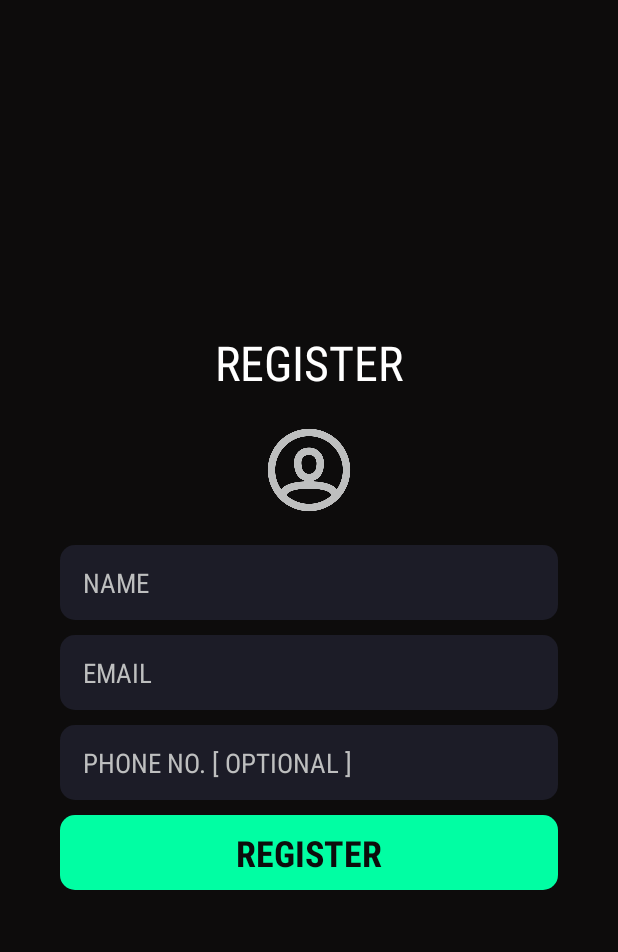
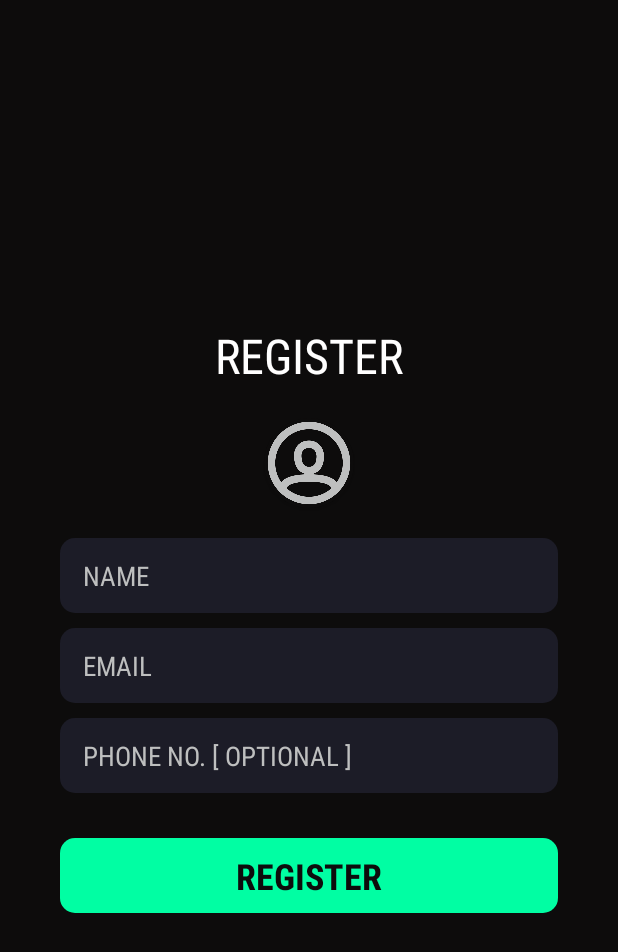
Before and after one commit to CMPUT301F24gengar/gengar-draw, an Android app: the Register screen opened directly, with no data from a screen before it, on a phone screen of 412 x 824 dp. Shown: the top 952 px of the screen. Run offline under Robolectric (Android 15) with nearby library versions, the phone set to English and light mode, and no system bars; 1 statement that could not run was skipped.

Commit message:
Updated Main Activity and Register Activity added ID's for the clickable objects

```diff
--- a/app/src/main/res/layout/activity_main.xml
+++ b/app/src/main/res/layout/activity_main.xml
@@ -16,6 +16,7 @@
         app:layout_constraintBottom_toBottomOf="parent">
 
         <ImageView
+            android:id="@+id/navbar_notifications"
             android:layout_width="48dp"
             android:layout_height="48dp"
             android:layout_margin="10dp"
@@ -25,6 +26,7 @@
             android:background="@drawable/rounded_corner"
             app:tint="@color/black1" />
         <ImageView
+            android:id="@+id/navbar_myevents"
             android:layout_width="48dp"
             android:layout_height="48dp"
             android:layout_margin="10dp"
@@ -34,6 +36,7 @@
             android:background="@drawable/rounded_corner"
             app:tint="@color/grey" />
         <ImageView
+            android:id="@+id/navbar_scanner"
             android:layout_width="48dp"
             android:layout_height="48dp"
             android:layout_margin="10dp"
@@ -43,6 +46,7 @@
             android:background="@drawable/rounded_corner"
             app:tint="@color/grey" />
         <ImageView
+            android:id="@+id/navbar_create_event"
             android:layout_width="48dp"
             android:layout_height="48dp"
             android:layout_margin="10dp"
@@ -52,6 +56,7 @@
             android:background="@drawable/rounded_corner"
             app:tint="@color/grey" />
         <ImageView
+            android:id="@+id/navbar_profile"
             android:layout_width="48dp"
             android:layout_height="48dp"
             android:layout_margin="10dp"
--- a/app/src/main/res/layout/activity_register.xml
+++ b/app/src/main/res/layout/activity_register.xml
@@ -5,94 +5,103 @@
     android:id="@+id/register"
     android:layout_width="match_parent"
     android:layout_height="match_parent"
+    android:background="@color/black1"
+    android:gravity="center"
     android:orientation="vertical"
-    android:gravity="center"
-    android:background="@color/black1"
     tools:context=".Register">
 
     <TextView
         android:layout_width="match_parent"
         android:layout_height="wrap_content"
+        android:fontFamily="sans-serif-condensed"
+        android:gravity="center"
         android:text="@string/register"
-        android:textSize="32sp"
-        android:fontFamily="sans-serif-condensed"
         android:textColor="@color/white"
-        android:gravity="center" />
+        android:textSize="32sp" />
 
-    <ImageView
+    <androidx.cardview.widget.CardView
         android:layout_width="60dp"
         android:layout_height="60dp"
         android:layout_margin="20dp"
-        android:src="@drawable/user"
-        android:contentDescription="@string/todo"
-        app:tint="@color/grey" />
+        android:backgroundTint="@color/black1"
+        app:cardCornerRadius="100dp">
+
+        <ImageView
+            android:layout_width="match_parent"
+            android:layout_height="match_parent"
+            android:contentDescription="@string/todo"
+            android:src="@drawable/user"
+            app:tint="@color/grey" />
+    </androidx.cardview.widget.CardView>
 
     <EditText
         android:id="@+id/register_name"
         android:layout_width="match_parent"
         android:layout_height="50dp"
+        android:layout_marginStart="40dp"
         android:layout_marginEnd="40dp"
-        android:layout_marginStart="40dp"
         android:layout_marginBottom="10dp"
+        android:background="@drawable/rounded_corner"
+        android:backgroundTint="@color/black2"
+        android:fontFamily="sans-serif-condensed"
         android:hint="@string/name"
-        android:fontFamily="sans-serif-condensed"
         android:paddingStart="15dp"
         android:paddingEnd="15dp"
-        android:textSize="18sp"
-        android:backgroundTint="@color/black2"
         android:textColorHint="@color/grey"
-        android:background="@drawable/rounded_corner"/>
+        android:textSize="18sp" />
 
     <EditText
         android:id="@+id/register_email"
         android:layout_width="match_parent"
         android:layout_height="50dp"
+        android:layout_marginStart="40dp"
         android:layout_marginEnd="40dp"
-        android:layout_marginStart="40dp"
         android:layout_marginBottom="10dp"
+        android:background="@drawable/rounded_corner"
+        android:backgroundTint="@color/black2"
+        android:fontFamily="sans-serif-condensed"
         android:hint="@string/email"
-        android:fontFamily="sans-serif-condensed"
         android:paddingStart="15dp"
         android:paddingEnd="15dp"
-        android:backgroundTint="@color/black2"
-        android:textSize="18sp"
         android:textColorHint="@color/grey"
-        android:background="@drawable/rounded_corner"/>
+        android:textSize="18sp" />
 
     <EditText
         android:id="@+id/register_phone"
         android:layout_width="match_parent"
         android:layout_height="50dp"
+        android:layout_marginStart="40dp"
         android:layout_marginEnd="40dp"
-        android:layout_marginStart="40dp"
         android:layout_marginBottom="10dp"
+        android:background="@drawable/rounded_corner"
         android:backgroundTint="@color/black2"
+        android:fontFamily="sans-serif-condensed"
         android:hint="@string/phone_no_optional"
-        android:fontFamily="sans-serif-condensed"
         android:paddingStart="15dp"
         android:paddingEnd="15dp"
-        android:textSize="18sp"
         android:textColorHint="@color/grey"
-        android:background="@drawable/rounded_corner"/>
+        android:textSize="18sp" />
 
     <FrameLayout
+        android:id="@+id/register_button"
         android:layout_width="match_parent"
         android:layout_height="50dp"
+        android:layout_marginStart="40dp"
+        android:layout_marginTop="20dp"
         android:layout_marginEnd="40dp"
-        android:layout_marginStart="40dp"
-        android:layout_marginBottom="10dp"
-        android:backgroundTint="@color/green"
-        android:background="@drawable/rounded_corner">
+        android:background="@drawable/rounded_corner"
+        android:backgroundTint="@color/green">
+
         <TextView
             android:layout_width="match_parent"
             android:layout_height="wrap_content"
             android:layout_gravity="center"
+            android:fontFamily="sans-serif-condensed"
             android:text="@string/register"
+            android:textAlignment="center"
+            android:textColor="@color/black1"
             android:textSize="24sp"
-            android:textAlignment="center"
-            android:textStyle="bold"
-            android:fontFamily="sans-serif-condensed"
-            android:textColor="@color/black1"/>
+            android:textStyle="bold" />
     </FrameLayout>
 
 </LinearLayout>
```
